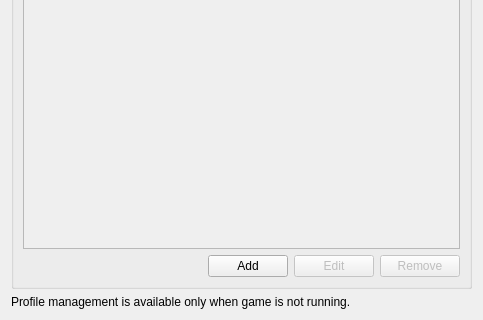
Old version of the form src/yuzu/configuration/configure_profile_manager.ui in the repository rorrim-rorrim/eden-alt; both pictures show x 0 to 483 and y 163 to 483 of the 483 by 483 pixel window.
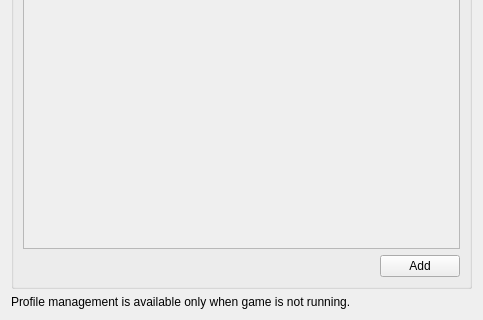
New version of the form.

Commit message: add rc context menu

What changed in the file:
```diff
--- a/src/yuzu/configuration/configure_profile_manager.ui
+++ b/src/yuzu/configuration/configure_profile_manager.ui
@@ -127,26 +127,6 @@
             </property>
            </widget>
           </item>
-          <item>
-           <widget class="QPushButton" name="pm_rename">
-            <property name="enabled">
-             <bool>false</bool>
-            </property>
-            <property name="text">
-             <string>Edit</string>
-            </property>
-           </widget>
-          </item>
-          <item>
-           <widget class="QPushButton" name="pm_remove">
-            <property name="enabled">
-             <bool>false</bool>
-            </property>
-            <property name="text">
-             <string>Remove</string>
-            </property>
-           </widget>
-          </item>
          </layout>
         </item>
        </layout>
```
The commit also changes 2 other files.
